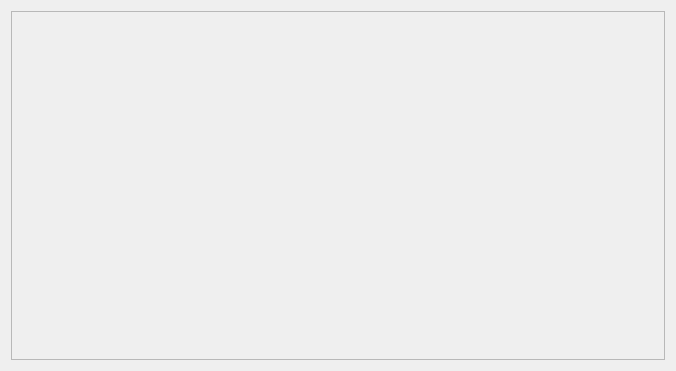
Averios/BR-A-Game, file mainwindow.ui: the form before one commit.
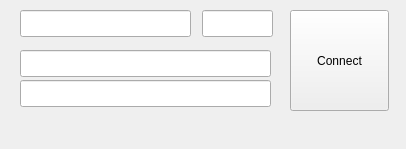
The form after the commit.

Commit message: Added a menu window

What changed in the file:
```diff
--- a/mainwindow.ui
+++ b/mainwindow.ui
@@ -6,26 +6,67 @@
    <rect>
     <x>0</x>
     <y>0</y>
-    <width>676</width>
-    <height>371</height>
+    <width>406</width>
+    <height>149</height>
    </rect>
   </property>
   <property name="windowTitle">
    <string>MainWindow</string>
   </property>
   <widget class="QWidget" name="centralWidget">
-   <layout class="QVBoxLayout" name="verticalLayout_2">
-    <item>
-     <widget class="QFrame" name="frame">
-      <property name="frameShape">
-       <enum>QFrame::StyledPanel</enum>
-      </property>
-      <property name="frameShadow">
-       <enum>QFrame::Raised</enum>
-      </property>
-     </widget>
-    </item>
-   </layout>
+   <widget class="QPushButton" name="connectButton">
+    <property name="geometry">
+     <rect>
+      <x>290</x>
+      <y>10</y>
+      <width>99</width>
+      <height>101</height>
+     </rect>
+    </property>
+    <property name="text">
+     <string>Connect</string>
+    </property>
+   </widget>
+   <widget class="QLineEdit" name="ipLine">
+    <property name="geometry">
+     <rect>
+      <x>20</x>
+      <y>10</y>
+      <width>171</width>
+      <height>27</height>
+     </rect>
+    </property>
+   </widget>
+   <widget class="QLineEdit" name="portLine">
+    <property name="geometry">
+     <rect>
+      <x>202</x>
+      <y>10</y>
+      <width>71</width>
+      <height>27</height>
+     </rect>
+    </property>
+   </widget>
+   <widget class="QLineEdit" name="username">
+    <property name="geometry">
+     <rect>
+      <x>20</x>
+      <y>50</y>
+      <width>251</width>
+      <height>27</height>
+     </rect>
+    </property>
+   </widget>
+   <widget class="QLineEdit" name="password">
+    <property name="geometry">
+     <rect>
+      <x>20</x>
+      <y>80</y>
+      <width>251</width>
+      <height>27</height>
+     </rect>
+    </property>
+   </widget>
   </widget>
   <widget class="QMenuBar" name="menuBar">
    <property name="geometry">
```
Left out of the diff: 2 changed lines with no effect on the pictures. The commit also changes 3 other files.
